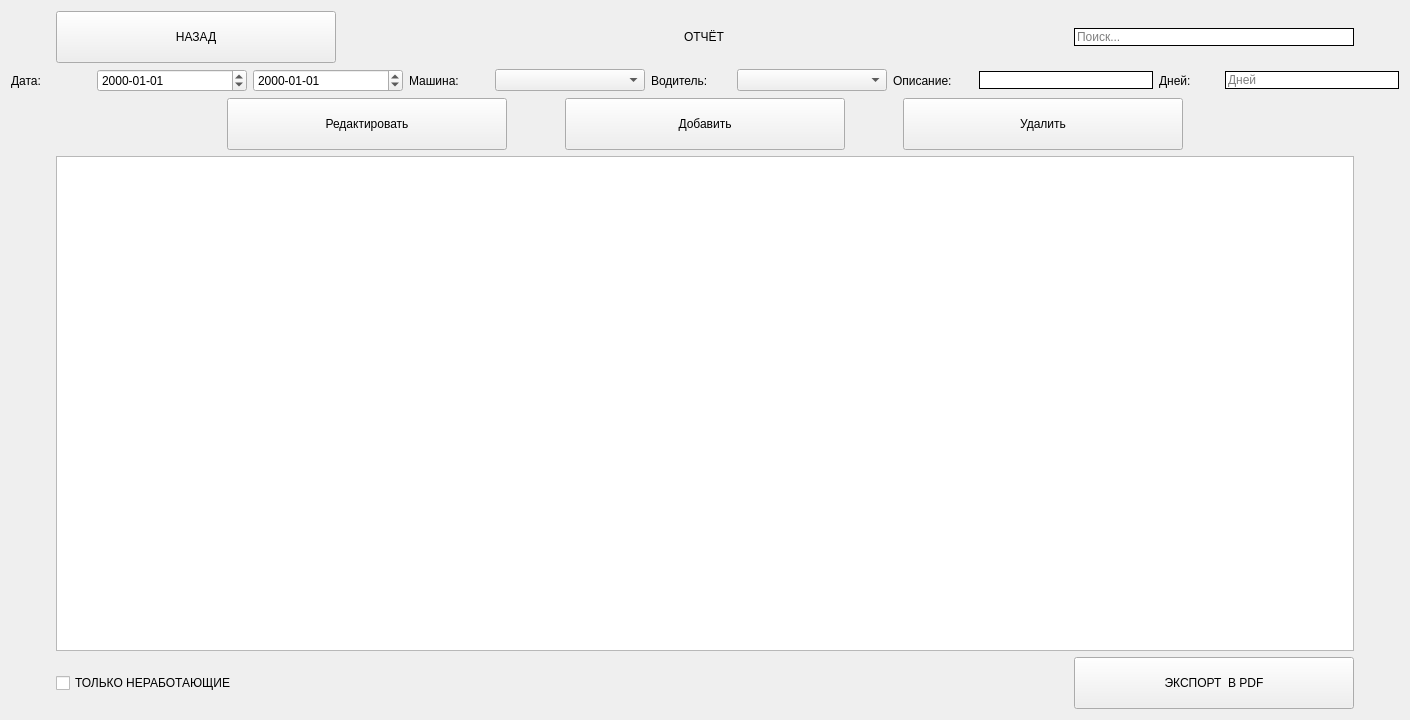
Above: EcoTaxiQt/pages/editablereport.ui from zhanyysh/ecotaxi before the change. Below: the same form after it.
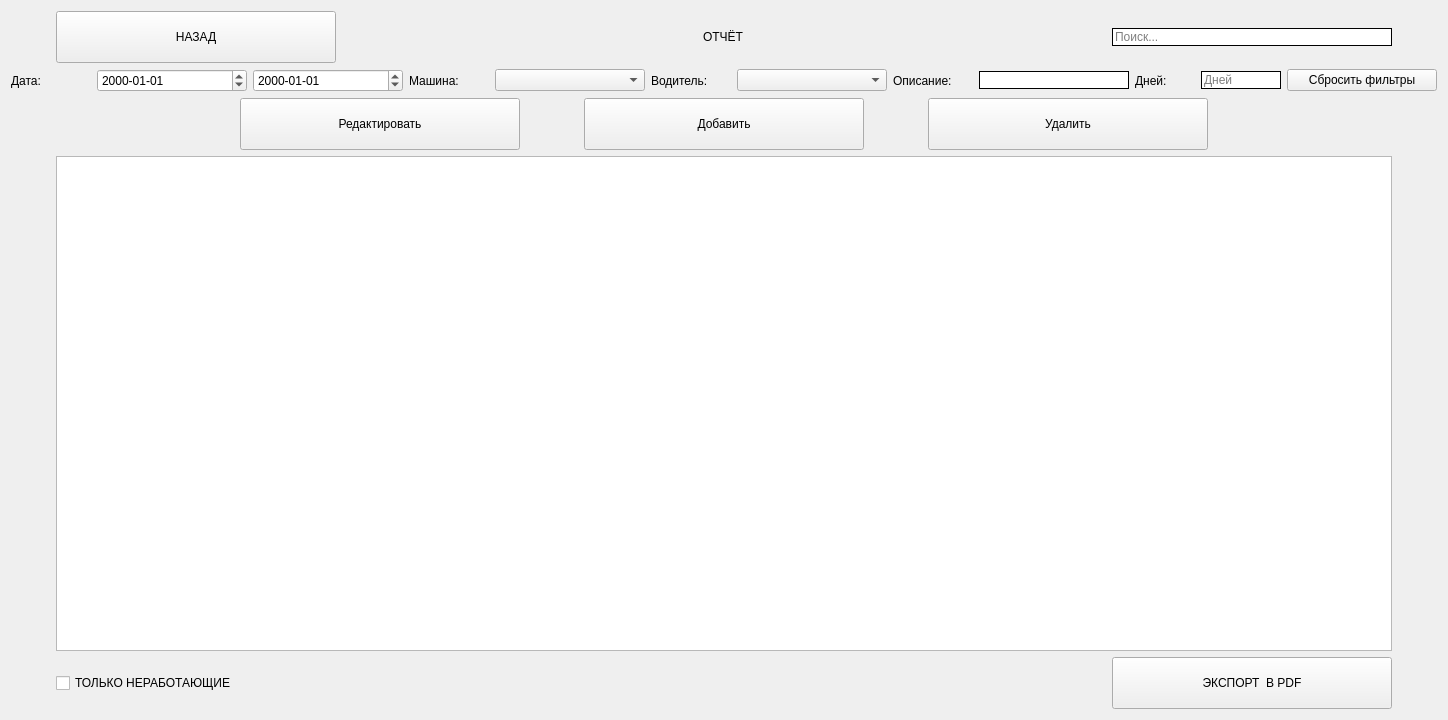
That is the form after the change.

What changed in the file:
```diff
--- a/EcoTaxiQt/pages/editablereport.ui
+++ b/EcoTaxiQt/pages/editablereport.ui
@@ -104,6 +104,16 @@
        </property>
       </widget>
      </item>
+     <item>
+      <spacer name="horizontalSpacer_AfterStartDateEdit">
+       <property name="orientation">
+        <enum>Qt::Horizontal</enum>
+       </property>
+       <property name="sizeHint" stdset="0">
+        <size>20</size>
+       </property>
+      </spacer>
+     </item>
      <item>
       <widget class="QDateEdit" name="endDateEdit">
        <property name="minimumSize">
@@ -140,6 +150,16 @@
        </property>
       </widget>
      </item>
+     <item>
+      <spacer name="horizontalSpacer_AfterCarFilterComboBox">
+       <property name="orientation">
+        <enum>Qt::Horizontal</enum>
+       </property>
+       <property name="sizeHint" stdset="0">
+        <size>20</size>
+       </property>
+      </spacer>
+     </item>
      <item>
       <widget class="QLabel" name="label_2">
        <property name="minimumSize">
@@ -163,6 +183,16 @@
        </property>
       </widget>
      </item>
+     <item>
+      <spacer name="horizontalSpacer_AfterDriverFilterComboBox">
+       <property name="orientation">
+        <enum>Qt::Horizontal</enum>
+       </property>
+       <property name="sizeHint" stdset="0">
+        <size>20</size>
+       </property>
+      </spacer>
+     </item>
      <item>
       <widget class="QLabel" name="label_3">
        <property name="minimumSize">
@@ -189,6 +219,16 @@
        </property>
       </widget>
      </item>
+     <item>
+      <spacer name="horizontalSpacer_AfterDescriptionFilterLineEdit">
+       <property name="orientation">
+        <enum>Qt::Horizontal</enum>
+       </property>
+       <property name="sizeHint" stdset="0">
+        <size>20</size>
+       </property>
+      </spacer>
+     </item>
      <item>
       <widget class="QLabel" name="label_days">
        <property name="minimumSize">
@@ -202,6 +242,16 @@
        </property>
       </widget>
      </item>
+     <item>
+      <spacer name="horizontalSpacer_BeforeResetFiltersButton">
+       <property name="orientation">
+        <enum>Qt::Horizontal</enum>
+       </property>
+       <property name="sizeHint" stdset="0">
+        <size>40</size>
+       </property>
+      </spacer>
+     </item>
      <item>
       <widget class="QLineEdit" name="daysFilterLineEdit">
        <property name="minimumSize">
@@ -218,6 +268,19 @@
        </property>
       </widget>
      </item>
+     <item>
+      <widget class="QPushButton" name="resetFiltersButton">
+       <property name="minimumSize">
+        <size>
+         <width>150</width>
+         <height>0</height>
+        </size>
+       </property>
+       <property name="text">
+        <string>Сбросить фильтры</string>
+       </property>
+      </widget>
+     </item>
     </layout>
    </item>
    <item>
```
